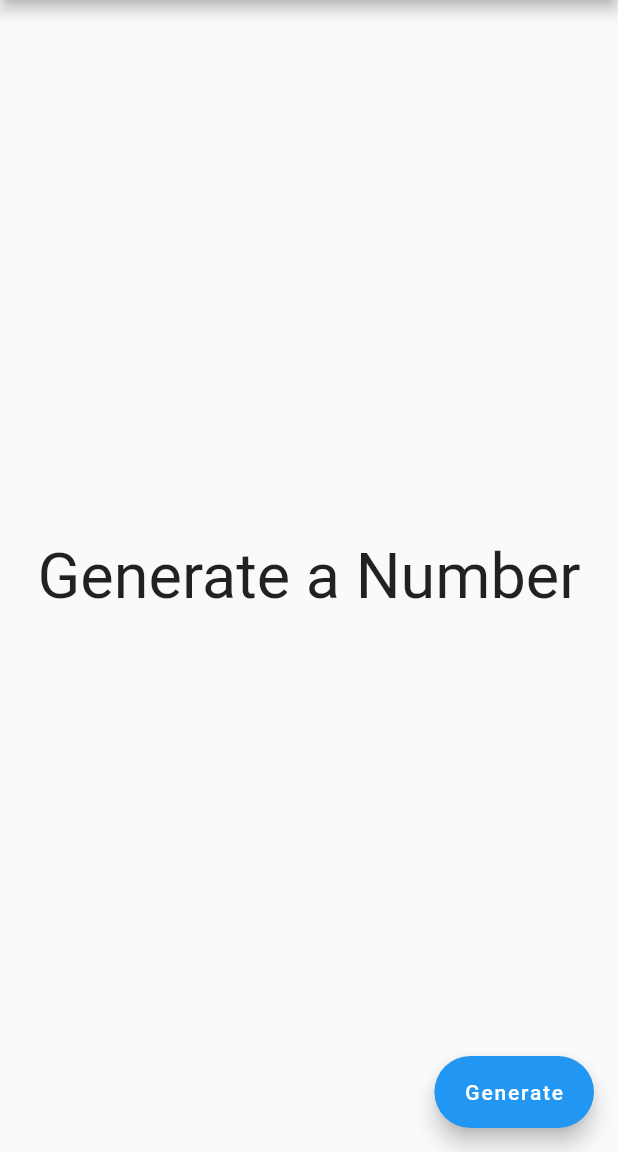
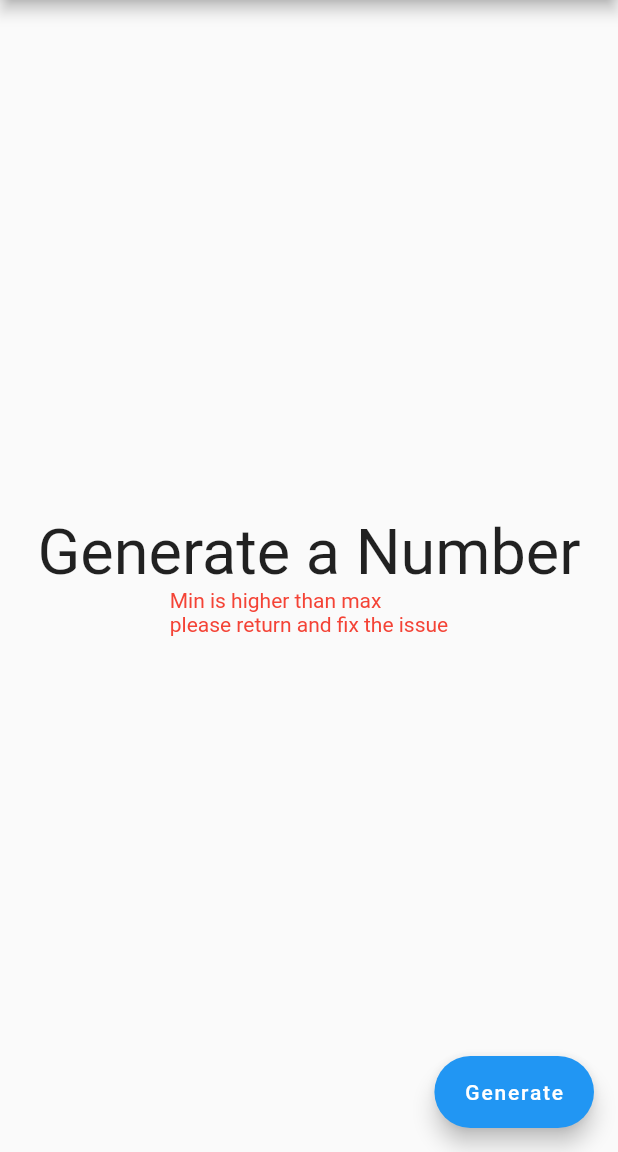
Before and after one commit to NyllRE/flutter_mastering, a Flutter app: the RandomizerPage screen opened directly with empty values, on a phone screen of 412 x 824 dp, the part 84-1236 px from its top. Run offline on Flutter 3.47's test engine with Material 2 defaults, Android fonts, the phone set to English and light mode, and no system bars.

Commit message:
prevent adding wrong values

```diff
--- a/lib/main.dart
+++ b/lib/main.dart
@@ -57,7 +57,7 @@ class _RootPageState extends State<RootPage> {
         ),
         child: NavigationBar(
           backgroundColor: Colors.teal,
-          labelBehavior: NavigationDestinationLabelBehavior.alwaysHide,
+          // labelBehavior: NavigationDestinationLabelBehavior.alwaysHide,
           destinations: const [
             NavigationDestination(
               icon: Icon(Icons.home),
--- a/lib/randomizer_page.dart
+++ b/lib/randomizer_page.dart
@@ -9,7 +9,9 @@ class RandomizerPage extends StatefulWidget {
     Key? key,
     required this.min,
     required this.max,
+    isUnstable,
   }) : super(key: key);
+
 
   @override
   State<RandomizerPage> createState() => _RandomizerPageState();
@@ -18,6 +20,7 @@ class RandomizerPage extends StatefulWidget {
 class _RandomizerPageState extends State<RandomizerPage> {
   int? _generatedNumber;
   final randomNumber = Random();
+  bool? _isUnstable;
 
   @override
   Widget build(BuildContext context) {
@@ -26,18 +29,34 @@ class _RandomizerPageState extends State<RandomizerPage> {
         title: const Text('Randomizer Text'),
       ),
       body: Center(
-        child: Text(
-          _generatedNumber?.toString() ?? 'Generate a Number',
-          style: const TextStyle(fontSize: 42),
+        child: Column(
+          mainAxisAlignment: MainAxisAlignment.center,
+          children: [
+            Text(
+              _generatedNumber?.toString() ?? 'Generate a Number',
+              style: const TextStyle(fontSize: 42),
+            ),
+            Text(
+              _isUnstable?.toString() ??
+                  'Min is higher than max\nplease return and fix the issue',
+              style: const TextStyle(color: Colors.red),
+            )
+          ],
         ),
       ),
       floatingActionButton: FloatingActionButton.extended(
         label: const Text('Generate'),
         onPressed: () {
-          setState(() {
-            _generatedNumber =
-                widget.min + randomNumber.nextInt(widget.max + 1 - widget.min);
-          });
+          if (widget.max <= widget.min) {
+            setState(() {
+              _isUnstable = true;
+            });
+          } else {
+            setState(() {
+              _generatedNumber = widget.min +
+                  randomNumber.nextInt(widget.max + 1 - widget.min);
+            });
+          }
         },
       ),
       // floatingActionButtonLocation: FloatingActionButtonLocation.centerFloat,
--- a/lib/range_selector_page.dart
+++ b/lib/range_selector_page.dart
@@ -28,8 +28,9 @@ class _RangeSelectorPageState extends State<RangeSelectorPage> {
           child: const Icon(Icons.arrow_forward),
           onPressed: () => {
             //==<< Validate the form >>==//
-            if (formKey.currentState?.validate() == true)
+            if (formKey.currentState?.validate() == true && _min <= _max)
               {
+                debugPrint('${_min <= _max}'),
                 formKey.currentState?.save(),
                 Navigator.of(context).push(
                   MaterialPageRoute(
@@ -42,6 +43,7 @@ class _RangeSelectorPageState extends State<RangeSelectorPage> {
               },
             //==<< Navigate to generator page >>==//
             debugPrint('$_min - $_max'),
+            // debugPrint('${_min <= _max ?? true}'),
           },
         ));
   }
```
